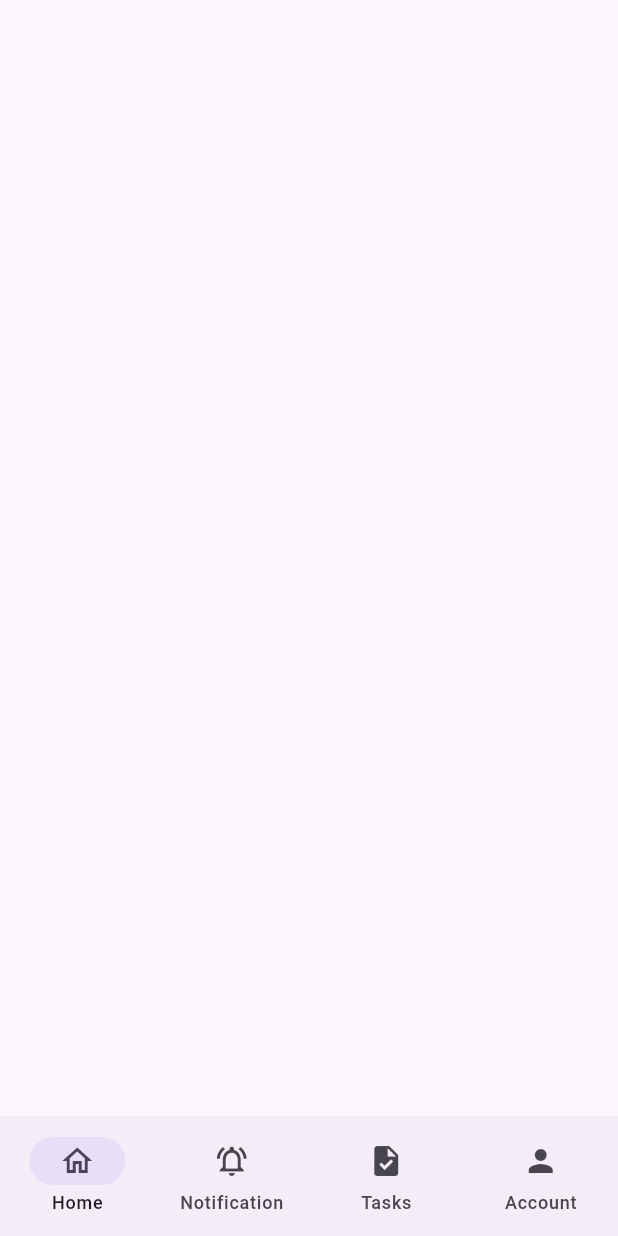
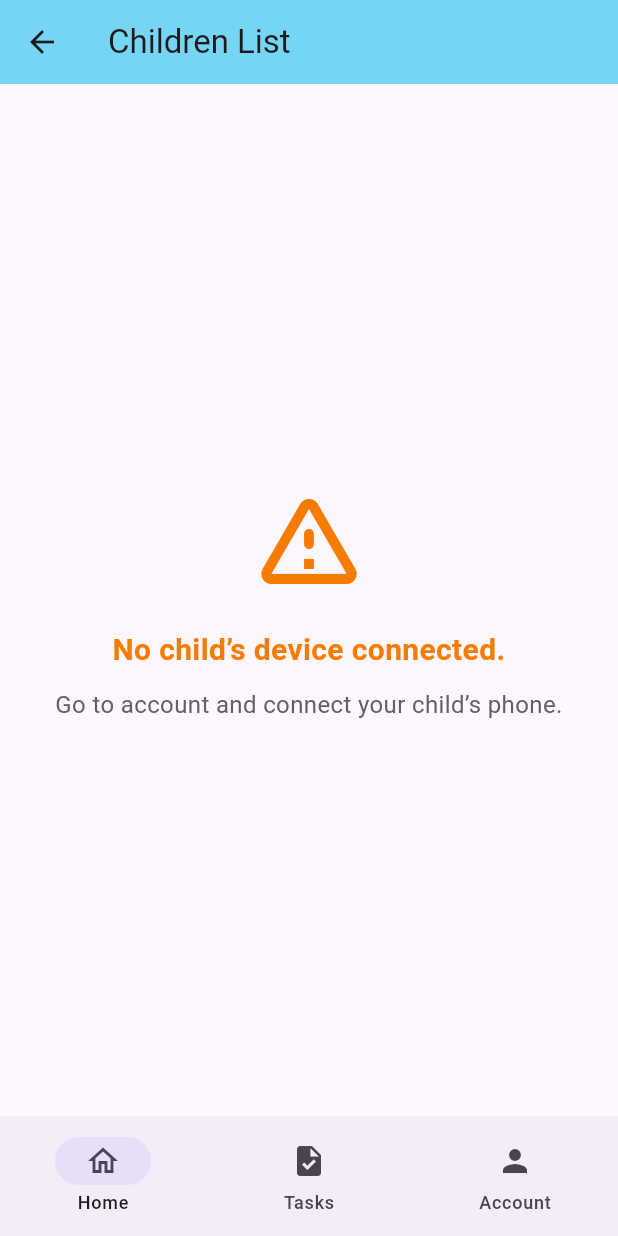
Before and after one commit to clipici-gabriela/cyber_safeguard, a Flutter app: the ParentHomeScreen screen opened directly, on a phone screen of 412 x 824 dp. Run offline on Flutter 3.47's test engine with Material 3 defaults, Android fonts, the phone set to English and light mode, and no system bars; our stand-ins replace cloud_firestore, email_validator, firebase_auth, firebase_core, firebase_messaging, firebase_storage and 4 more; missing offline and left inert: device_apps, flutter_background_service, flutter_background_service_android, qr_code_scanner, usage_stats; accounts and stored records are empty; key blocks and very long unbroken strings in the code were emptied for the run.

Commit message:
Design Updates

```diff
--- a/analysis_options.yaml
+++ b/analysis_options.yaml
@@ -7,9 +7,6 @@
 
 # The following line activates a set of recommended lints for Flutter apps,
 # packages, and plugins designed to encourage good coding practices.
-analyzer:
-  errors:
-    use_build_context_synchronously: ignore
 include: package:flutter_lints/flutter.yaml
 
 linter:
--- a/lib/messages_configuration/notification_sender.dart
+++ b/lib/messages_configuration/notification_sender.dart
@@ -48,7 +48,7 @@ class NotificationSender {
     return credentials.accessToken.data;
   }
 
-  sendNotification(String deviceToken, BuildContext context, String tripId, String title, String body) async {
+  sendNotification(String deviceToken, BuildContext? context, String title, String body) async {
 
     final String serviceKey = await getAccessToken();
 
--- a/lib/parent_screens/children_list.dart
+++ b/lib/parent_screens/children_list.dart
@@ -41,6 +41,10 @@ class _ChildrenListScreenState extends State<ChildrenListScreen> {
   @override
   Widget build(BuildContext context) {
     return Scaffold(
+      appBar: AppBar(
+        title: const Text('Children List'),
+        backgroundColor: const Color.fromARGB(255, 117, 213, 243),
+      ),
       body: FutureBuilder<List<Map<String, dynamic>>>(
         future: fetchChildren(parentId),
         builder: (context, snapshot) {
@@ -53,6 +57,42 @@ class _ChildrenListScreenState extends State<ChildrenListScreen> {
               child: Text('Something is wrong, please try again later'),
             );
           } else if (snapshot.hasData) {
+            if (snapshot.data!.isEmpty) {
+              return Center(
+                child: Padding(
+                  padding: const EdgeInsets.all(20.0),
+                  child: Column(
+                    mainAxisAlignment: MainAxisAlignment.center,
+                    children: [
+                      Icon(
+                        Icons.warning_amber_rounded,
+                        color: Colors.orange.shade700,
+                        size: 80,
+                      ),
+                      const SizedBox(height: 20),
+                      Text(
+                        "No child’s device connected.",
+                        style: TextStyle(
+                          fontSize: 20,
+                          fontWeight: FontWeight.bold,
+                          color: Colors.orange.shade700,
+                        ),
+                        textAlign: TextAlign.center,
+                      ),
+                      const SizedBox(height: 10),
+                      Text(
+                        "Go to account and connect your child’s phone.",
+                        style: TextStyle(
+                          fontSize: 16,
+                          color: Colors.grey.shade700,
+                        ),
+                        textAlign: TextAlign.center,
+                      ),
+                    ],
+                  ),
+                ),
+              );
+            } else {
               return ListView.builder(
                 itemCount: snapshot.data!.length,
                 itemBuilder: (context, index) {
@@ -65,7 +105,7 @@ class _ChildrenListScreenState extends State<ChildrenListScreen> {
                   } else {
                     // Use default image from assets
                     imageProvider =
-                      const AssetImage('assests/images/user_image.png');
+                        const AssetImage('assets/images/user_image.png');
                   }
                   return GestureDetector(
                     onTap: () {
@@ -110,6 +150,7 @@ class _ChildrenListScreenState extends State<ChildrenListScreen> {
                   );
                 },
               );
+            }
           } else {
             return const Center(
               child: Text("No children found."),
--- a/lib/parent_screens/parent_home.dart
+++ b/lib/parent_screens/parent_home.dart
@@ -22,14 +22,6 @@ class _ParentHomeScreenState extends State<ParentHomeScreen> {
             icon: Icon(Icons.home_outlined),
             label: 'Home',
           ),
-          // NavigationDestination(
-          //   icon: Icon(Icons.location_on_outlined),
-          //   label: 'Location',
-          // ),
-          NavigationDestination(
-            icon: Icon(Icons.notifications_active_outlined),
-            label: 'Notification',
-          ),
           NavigationDestination(
             icon: Icon(Icons.task),
             label: 'Tasks',
@@ -45,7 +37,6 @@ class _ParentHomeScreenState extends State<ParentHomeScreen> {
       ),
       body: <Widget>[
         const ChildrenListScreen(),
-        const Scaffold(),
         const TasksList(),
         const AccountInfoScreen(),
       ][currentPageIndex],
--- a/lib/widgets/add_task.dart
+++ b/lib/widgets/add_task.dart
@@ -143,7 +143,6 @@ class _AddNewTaskState extends State<AddNewTask> {
         await notificationSender.sendNotification(
           fcmToken,
           context,
-          '',
           'New Task Assigned',
           'You have a new task: $taskDescription',
         );
```
Also changed, not shown: lib/background/background_service.dart (+87 -14 lines), lib/child_screens/child_tasks_list.dart (+53 -57 lines), lib/parent_screens/tasks.dart (+40 -33 lines), 2 other files. Lines whose indentation alone changed are shown as unchanged.
